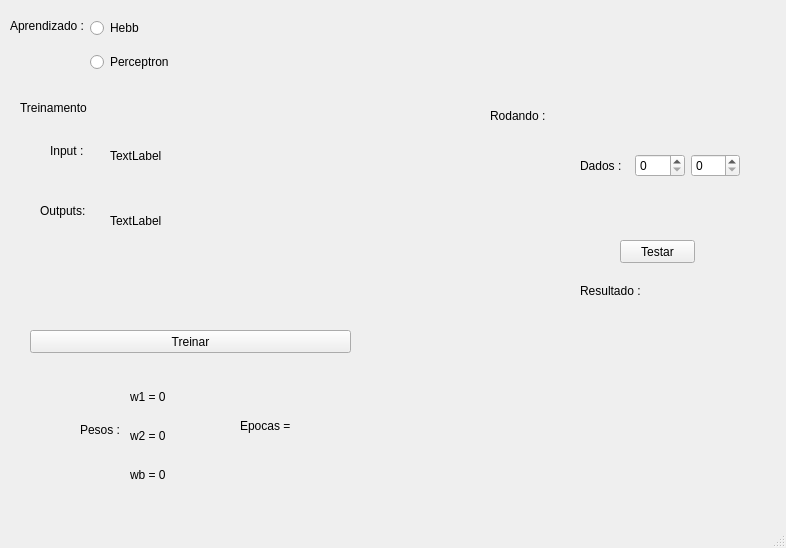
This is 5.Gui_Hebb_Perceptron/Ui/layout.ui in Er1ckS1lva/ia-cc-2020-2-ErickSilva as Qt 5 draws it before an edit. The edited form follows.
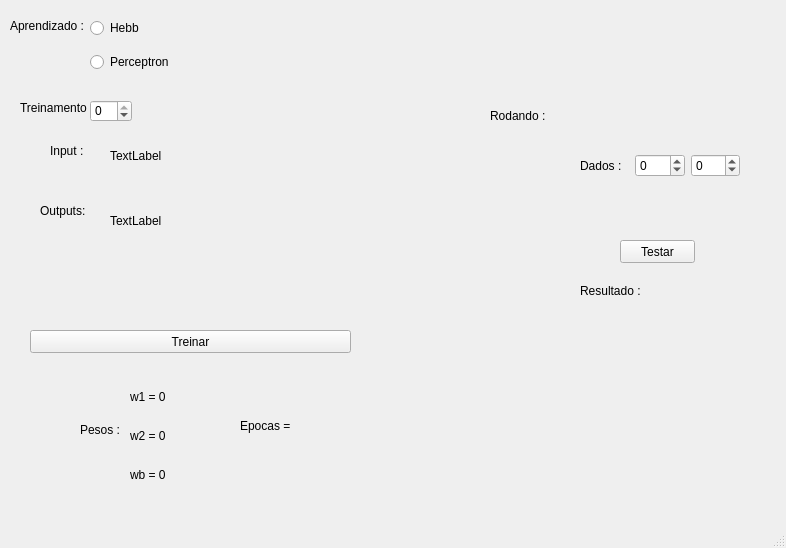
This is the edited form.

The edit to the form file:
```diff
--- a/5.Gui_Hebb_Perceptron/Ui/layout.ui
+++ b/5.Gui_Hebb_Perceptron/Ui/layout.ui
@@ -157,6 +157,9 @@
      </item>
      <item>
       <widget class="QSpinBox" name="dado1">
+       <property name="minimum">
+        <number>-1</number>
+       </property>
        <property name="maximum">
         <number>1</number>
        </property>
@@ -164,6 +167,9 @@
      </item>
      <item>
       <widget class="QSpinBox" name="dado2">
+       <property name="minimum">
+        <number>-1</number>
+       </property>
        <property name="maximum">
         <number>1</number>
        </property>
@@ -262,6 +268,22 @@
      <string>Epocas = </string>
     </property>
    </widget>
+   <widget class="QSpinBox" name="treinos_values">
+    <property name="geometry">
+     <rect>
+      <x>90</x>
+      <y>100</y>
+      <width>42</width>
+      <height>22</height>
+     </rect>
+    </property>
+    <property name="minimum">
+     <number>-1</number>
+    </property>
+    <property name="maximum">
+     <number>0</number>
+    </property>
+   </widget>
   </widget>
   <widget class="QMenuBar" name="menubar">
    <property name="geometry">
```
